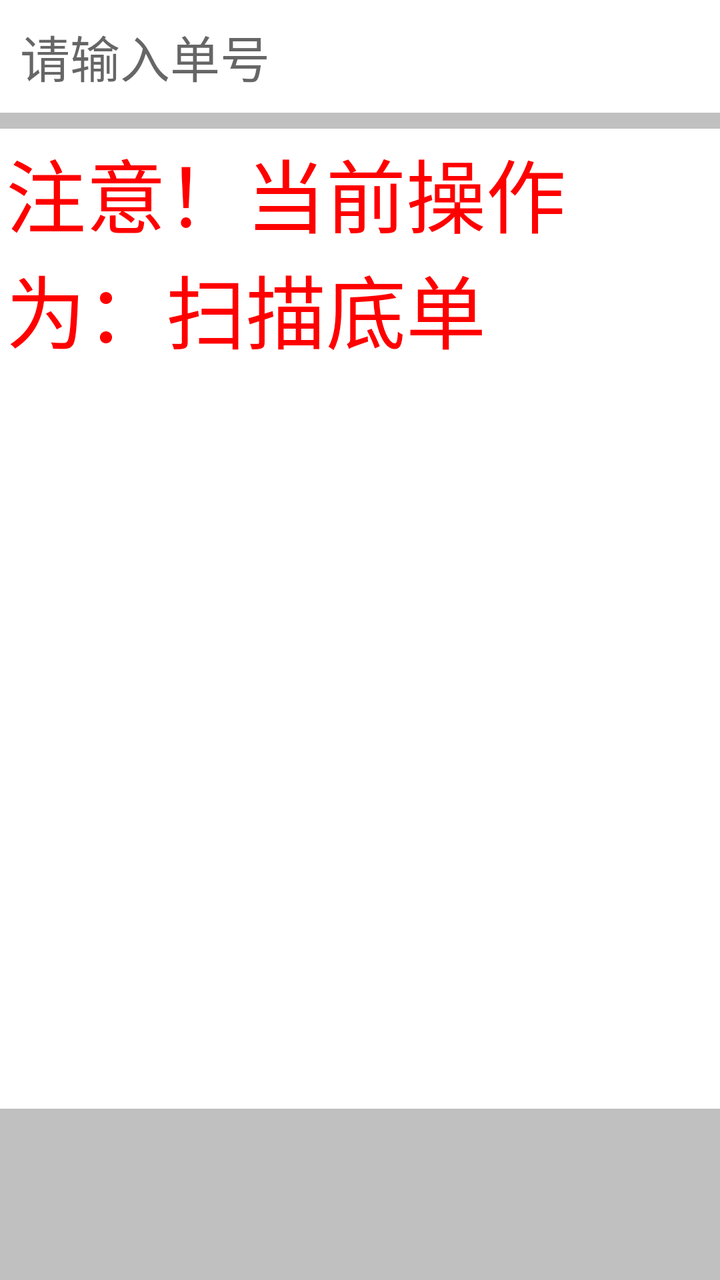
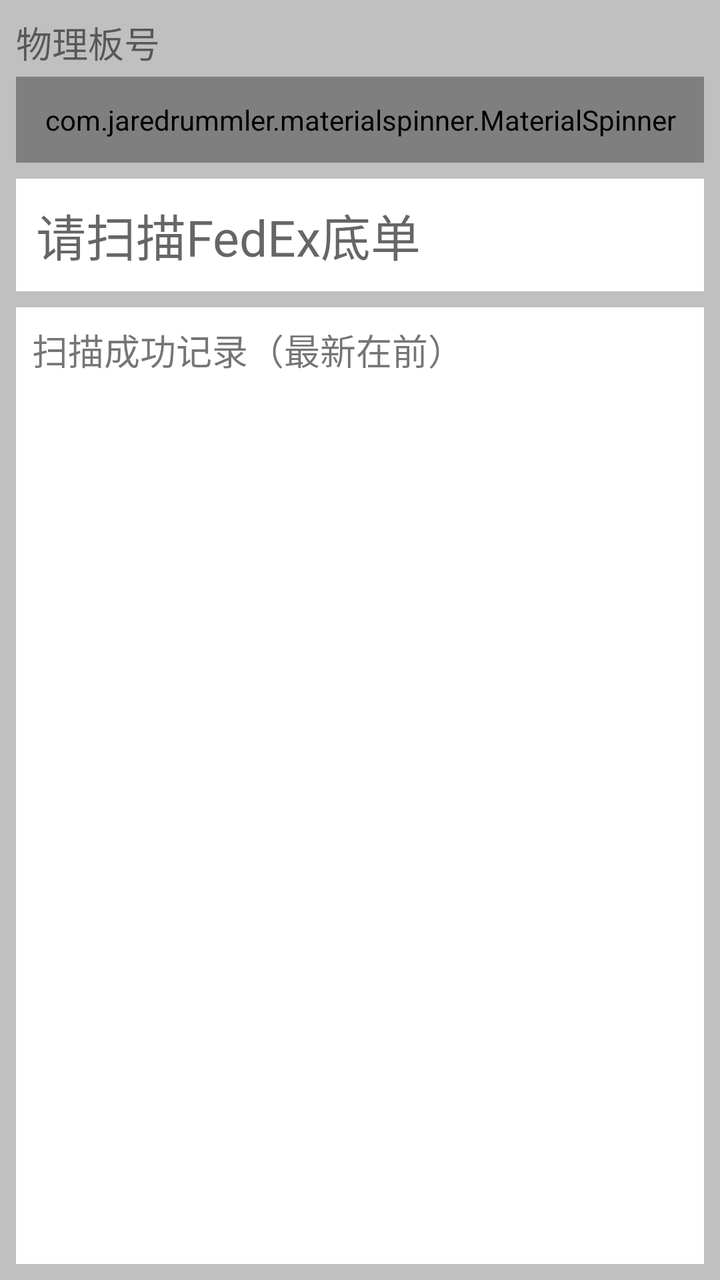

An Android layout rendered at two revisions. The XML below is the earlier revision; the diff shows what the commit changed to produce the second picture.
<!-- AndroidManifest.xml: application theme AppTheme -->
<!-- res/layout/activity_archive_scan.xml -->
<?xml version="1.0" encoding="utf-8"?>
<android.support.constraint.ConstraintLayout xmlns:android="http://schemas.android.com/apk/res/android"
    xmlns:app="http://schemas.android.com/apk/res-auto"
    xmlns:tools="http://schemas.android.com/tools"
    android:layout_width="match_parent"
    android:layout_height="match_parent"
    android:background="@color/silver"
    tools:context="com.sl56.lis.androidapp.ArchiveScanActivity">

    <EditText
        android:id="@+id/et_referencenumber"
        android:layout_width="0dp"
        android:layout_height="wrap_content"
        android:background="@color/white"
        android:hint="请输入单号"
        android:textSize="25dip"
        android:singleLine="true"
        android:padding="10dp"
        app:layout_constraintLeft_toLeftOf="parent"
        app:layout_constraintRight_toRightOf="parent"
        app:layout_constraintTop_toTopOf="parent"
        app:layout_constraintHorizontal_bias="0.0" />

    <TextView
        android:id="@+id/tv_clearanceinfo"
        android:layout_width="0dp"
        android:layout_height="490dp"
        android:textSize="40dip"
        android:padding="3dp"
        android:textColor="@color/red"
        android:layout_marginTop="8dp"
        android:background="@color/white"
        android:text="注意！当前操作为：扫描底单"
        app:layout_constraintLeft_toLeftOf="parent"
        app:layout_constraintRight_toRightOf="parent"
        app:layout_constraintTop_toBottomOf="@+id/et_referencenumber"
        app:layout_constraintHorizontal_bias="0.0" />
</android.support.constraint.ConstraintLayout>
<!-- resources referenced by this layout -->
<resources>
  <color name="red">#FF0000</color>
  <color name="silver">#C0C0C0</color>
  <color name="white">#FFFFFF</color>
  <style name="AppTheme" parent="Theme.AppCompat.Light.DarkActionBar">
          
          <item name="colorPrimary">@color/colorPrimary</item>
          <item name="colorPrimaryDark">@color/colorPrimaryDark</item>
          <item name="colorAccent">@color/colorAccent</item>
          <item name="android:windowFullscreen">true</item>
          <item name="android:actionButtonStyle">@style/MyActionButtonStyle</item>
      </style>
  <color name="colorPrimary">#3F51B5</color>
  <color name="colorPrimaryDark">#303F9F</color>
  <color name="colorAccent">#FF4081</color>
  <style name="MyActionButtonStyle" parent="AppTheme">
          <item name="android:minWidth">20dip</item>
          <item name="android:padding">20dip</item>
      </style>
</resources>

<!-- the commit's change to res/layout/activity_archive_scan.xml (unified diff, before → after) -->
@@ -5,34 +5,65 @@
     android:layout_width="match_parent"
     android:layout_height="match_parent"
     android:background="@color/silver"
+    android:padding="8dp"
     tools:context="com.sl56.lis.androidapp.ArchiveScanActivity">
+
+    <TextView
+        android:id="@+id/tv_palletized_label"
+        android:layout_width="0dp"
+        android:layout_height="wrap_content"
+        android:text="物理板号"
+        android:textSize="18sp"
+        app:layout_constraintLeft_toLeftOf="parent"
+        app:layout_constraintRight_toRightOf="parent"
+        app:layout_constraintTop_toTopOf="parent" />
+
+    <com.jaredrummler.materialspinner.MaterialSpinner
+        android:id="@+id/spinner_palletized"
+        android:layout_width="0dp"
+        android:layout_height="wrap_content"
+        android:layout_marginTop="4dp"
+        android:background="@color/white"
+        android:padding="12dp"
+        app:layout_constraintLeft_toLeftOf="parent"
+        app:layout_constraintRight_toRightOf="parent"
+        app:layout_constraintTop_toBottomOf="@id/tv_palletized_label" />
 
     <EditText
         android:id="@+id/et_referencenumber"
         android:layout_width="0dp"
         android:layout_height="wrap_content"
+        android:layout_marginTop="8dp"
         android:background="@color/white"
-        android:hint="请输入单号"
-        android:textSize="25dip"
+        android:hint="请扫描FedEx底单"
+        android:padding="10dp"
         android:singleLine="true"
-        android:padding="10dp"
+        android:textSize="25sp"
         app:layout_constraintLeft_toLeftOf="parent"
         app:layout_constraintRight_toRightOf="parent"
-        app:layout_constraintTop_toTopOf="parent"
-        app:layout_constraintHorizontal_bias="0.0" />
+        app:layout_constraintTop_toBottomOf="@id/spinner_palletized" />
 
     <TextView
-        android:id="@+id/tv_clearanceinfo"
+        android:id="@+id/tv_successful_scans_label"
         android:layout_width="0dp"
-        android:layout_height="490dp"
-        android:textSize="40dip"
-        android:padding="3dp"
-        android:textColor="@color/red"
+        android:layout_height="wrap_content"
         android:layout_marginTop="8dp"
         android:background="@color/white"
-        android:text="注意！当前操作为：扫描底单"
+        android:padding="8dp"
+        android:text="扫描成功记录（最新在前）"
+        android:textSize="18sp"
         app:layout_constraintLeft_toLeftOf="parent"
         app:layout_constraintRight_toRightOf="parent"
-        app:layout_constraintTop_toBottomOf="@+id/et_referencenumber"
-        app:layout_constraintHorizontal_bias="0.0" />
+        app:layout_constraintTop_toBottomOf="@id/et_referencenumber" />
+
+    <ListView
+        android:id="@+id/lv_successful_scans"
+        android:layout_width="0dp"
+        android:layout_height="0dp"
+        android:background="@color/white"
+        app:layout_constraintBottom_toBottomOf="parent"
+        app:layout_constraintLeft_toLeftOf="parent"
+        app:layout_constraintRight_toRightOf="parent"
+        app:layout_constraintTop_toBottomOf="@id/tv_successful_scans_label" />
+
 </android.support.constraint.ConstraintLayout>
<!-- resource entries referenced after the edit -->
@@ -1,6 +1,5 @@
 <!-- resources referenced by this layout -->
 <resources>
-  <color name="red">#FF0000</color>
   <color name="silver">#C0C0C0</color>
   <color name="white">#FFFFFF</color>
   <style name="AppTheme" parent="Theme.AppCompat.Light.DarkActionBar">
